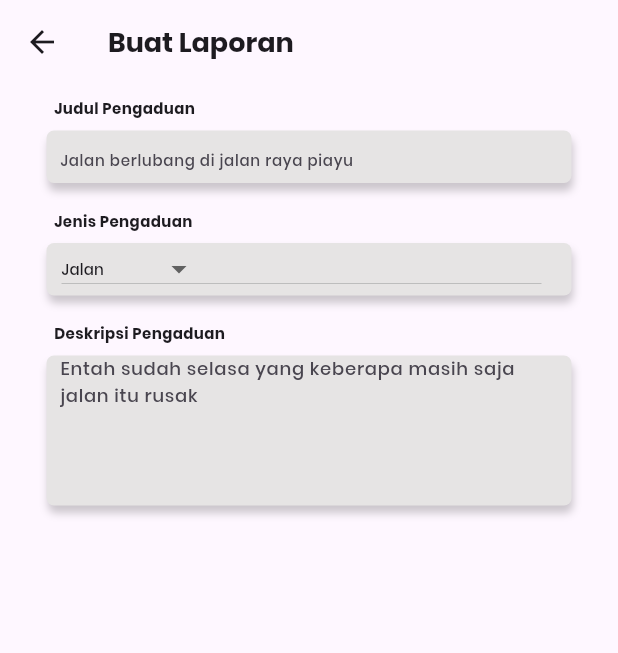
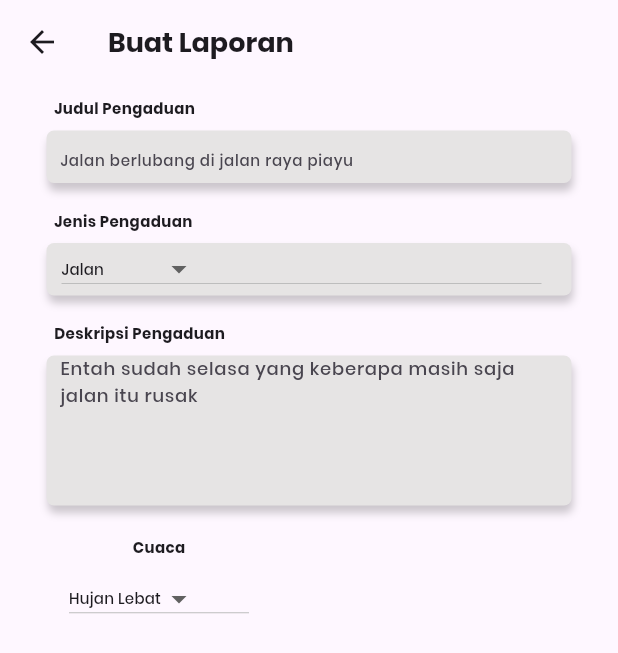
Before and after one commit to kaminariwhat/PBL20KMIPN, a Flutter app: the LaporScreen screen opened by its route, on a phone screen of 412 x 824 dp. Shown: the top 653 px of the screen. Run offline on Flutter 3.47's test engine with Material 3 defaults, Android fonts, the phone set to English and light mode, and no system bars; missing offline and left inert: flutter_osm_plugin.

Commit message:
update widget cuaca

```diff
--- a/lib/screens/lapor.dart
+++ b/lib/screens/lapor.dart
@@ -1,7 +1,10 @@
 import 'package:flutter/material.dart';
 
 const List<String> jenis = <String>['Jalan', 'Lampu Jalan', 'Jembatan'];
+const List<String> cuaca = <String>['Hujan Lebat', 'Hujan', 'Gerimis', 'Cerah'];
 
+String? selectedItem = 'Jalan';
+String? selectedCuaca = 'Hujan Lebat';
 class LaporScreen extends StatefulWidget {
   const LaporScreen({super.key});
 
@@ -10,7 +13,6 @@ class LaporScreen extends StatefulWidget {
 }
 
 class _LaporScreenState extends State<LaporScreen> {
-  String? selectedItem = 'Jalan';
 
   @override
   Widget build(BuildContext context) {
@@ -124,7 +126,7 @@ class _LaporScreenState extends State<LaporScreen> {
                     child: Row(
                       children: [
                         const SizedBox(
-                          width: 10,
+                        width: 10,
                         ),
                         SizedBox(
                       width: 320,
@@ -213,6 +215,80 @@ class _LaporScreenState extends State<LaporScreen> {
                   ),
                 ),
 
+                Center(
+                  child: Column(
+                  children: [
+                    const SizedBox(
+                      height: 10,
+                    ),
+                    SizedBox(
+                      height: 80,
+                      width: 350,
+                      child: Center(
+                        child: Row(
+                          children: [
+                            SizedBox(
+                              height: 80,
+                              width: 150,
+                              child: Column(
+                                mainAxisAlignment: MainAxisAlignment.center,
+                                children: [
+                                  const Text(
+                                    'Cuaca',
+                                    style: TextStyle(
+                                      fontFamily: "Poppins",
+                                      fontWeight: FontWeight.bold,
+                                      fontSize: 10,
+                                    ),
+                                  ),
+                                  const Padding(padding: EdgeInsets.only(top: 10)),
+                                  const SizedBox(
+                                    width: 10,
+                                  ),
+                                  SizedBox(
+                                  width: 120,
+                                  height: 35,
+                                  child: DropdownButton<String>(
+                                    value: selectedCuaca,
+                                    items: cuaca.map<DropdownMenuItem<String>>((String cuaca) {
+                                      return DropdownMenuItem<String>(
+                                        value: cuaca,
+                                        child: Text(cuaca, style: const TextStyle(
+                                          fontFamily: "Poppins",
+                                          fontSize: 10,
+                                        ),
+                                        ),
+                                      );
+                                    }).toList(),
+                                    onChanged: (String? cuaca) {
+                                      setState(() {
+                                        selectedCuaca = cuaca;
+                                      }
+                                      );
+                                    },
+                                  ),
+                                  ),
+                                ],
+                              ),
+                              ),
+
+                              SizedBox(
+                              height: 80,
+                              width: 50,
+                              ),
+
+                            SizedBox(
+                              height: 80,
+                              width: 150,
+                              )
+                          ],
+                        ),
+                      ),
+                    ),
+                  ],
+                  ),
+                )
+
               ],
             ),
           )
```
